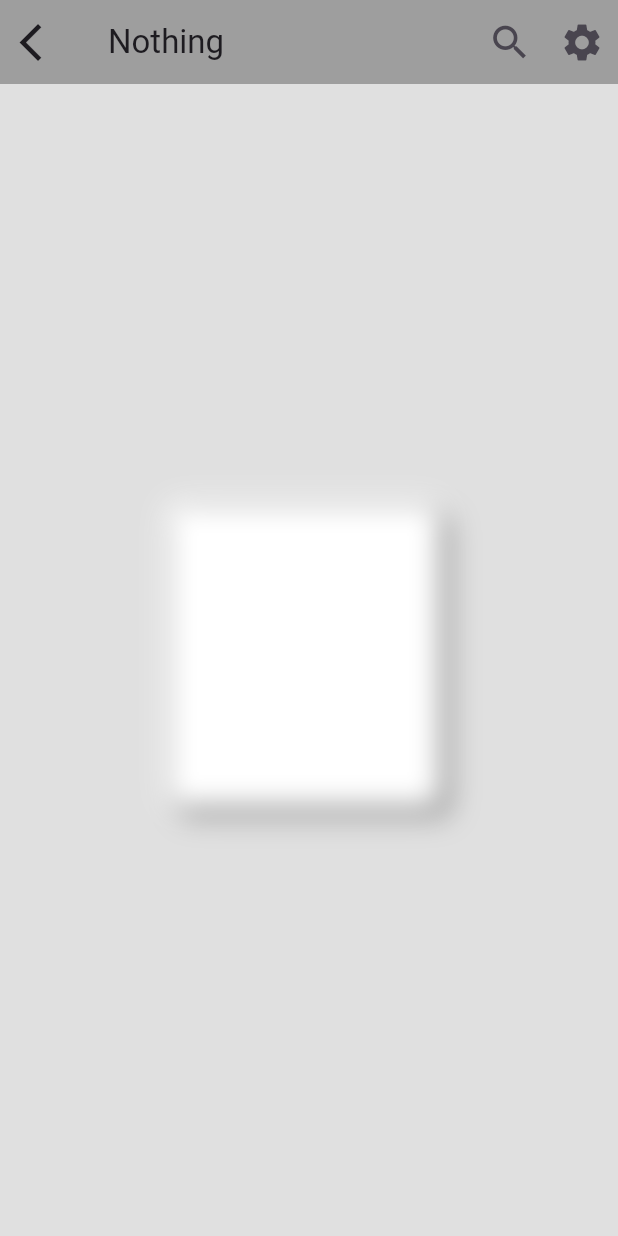
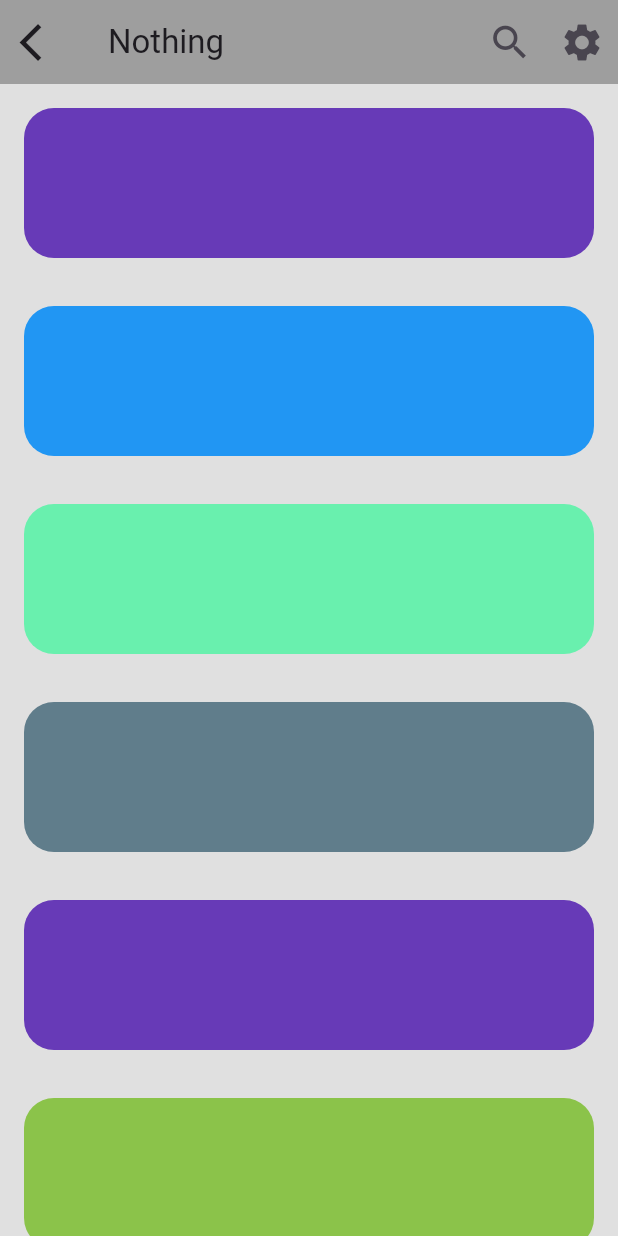
Before and after one commit to saoumiftesham/Pratice, a Flutter app: the screen it shows after launch, on a phone screen of 412 x 824 dp. Run offline on Flutter 3.47's test engine with Material 3 defaults, Android fonts, the phone set to English and light mode, and no system bars.

Commit message:
Initial Commit. new day new code.

```diff
--- a/lib/body.dart
+++ b/lib/body.dart
@@ -5,25 +5,82 @@ class Body extends StatelessWidget {
 
   @override
   Widget build(BuildContext context) {
-    return  Center(
-      child: Container(
-        height: 200,
-        width: 180,
-        decoration: BoxDecoration(
-          borderRadius: BorderRadius.circular(10),
-          boxShadow:[
-            BoxShadow(
-              color: Colors.grey.shade500,
-              offset: Offset(4.0, 4.0),
-              blurRadius: 15.0,
-              spreadRadius: 1.0),
-            BoxShadow(
-              color: Colors.white,
-              offset: Offset(-4.0, -4.0),
-              blurRadius: 15.0,
-              spreadRadius: 1.0),
-          ],
-        ),
+    return SingleChildScrollView(
+      child: Column(
+        mainAxisAlignment: MainAxisAlignment.start,
+        children: [
+          Padding(
+            padding: const EdgeInsets.all(16.0),
+
+            child: Container(
+              height: 100,
+              decoration: BoxDecoration(
+                color: Colors.deepPurple,
+                borderRadius: BorderRadius.circular(20),
+              ),
+            ),
+          ),
+          Padding(
+            padding: const EdgeInsets.all(16.0),
+            child: Container(
+              height: 100,
+              decoration: BoxDecoration(
+                color: Colors.blue,
+                borderRadius: BorderRadius.circular(20),
+              ),
+            ),
+          ),
+          Padding(
+            padding: const EdgeInsets.all(16.0),
+            child: Container(
+              height: 100,
+              decoration: BoxDecoration(
+                color: Colors.greenAccent,
+                borderRadius: BorderRadius.circular(20),
+              ),
+            ),
+          ),
+          Padding(
+            padding: const EdgeInsets.all(16.0),
+            child: Container(
+              height: 100,
+              decoration: BoxDecoration(
+                color: Colors.blueGrey,
+                borderRadius: BorderRadius.circular(20),
+              ),
+            ),
+          ),
+          Padding(
+            padding: const EdgeInsets.all(16.0),
+            child: Container(
+              height: 100,
+              decoration: BoxDecoration(
+                color: Colors.deepPurple,
+                borderRadius: BorderRadius.circular(20),
+              ),
+            ),
+          ),
+          Padding(
+            padding: const EdgeInsets.all(16.0),
+            child: Container(
+              height: 100,
+              decoration: BoxDecoration(
+                color: Colors.lightGreen,
+                borderRadius: BorderRadius.circular(20),
+              ),
+            ),
+          ),
+          Padding(
+            padding: const EdgeInsets.all(16.0),
+            child: Container(
+              height: 100,
+              decoration: BoxDecoration(
+                color: Colors.lightBlueAccent,
+                borderRadius: BorderRadius.circular(20),
+              ),
+            ),
+          ),
+        ],
       ),
     );
   }
```
